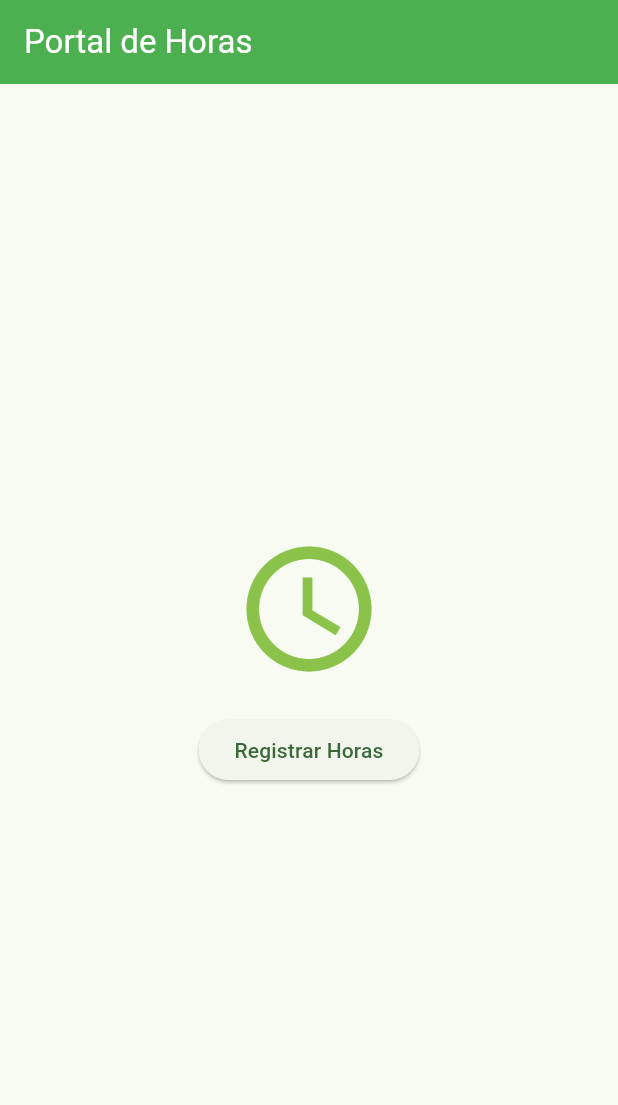
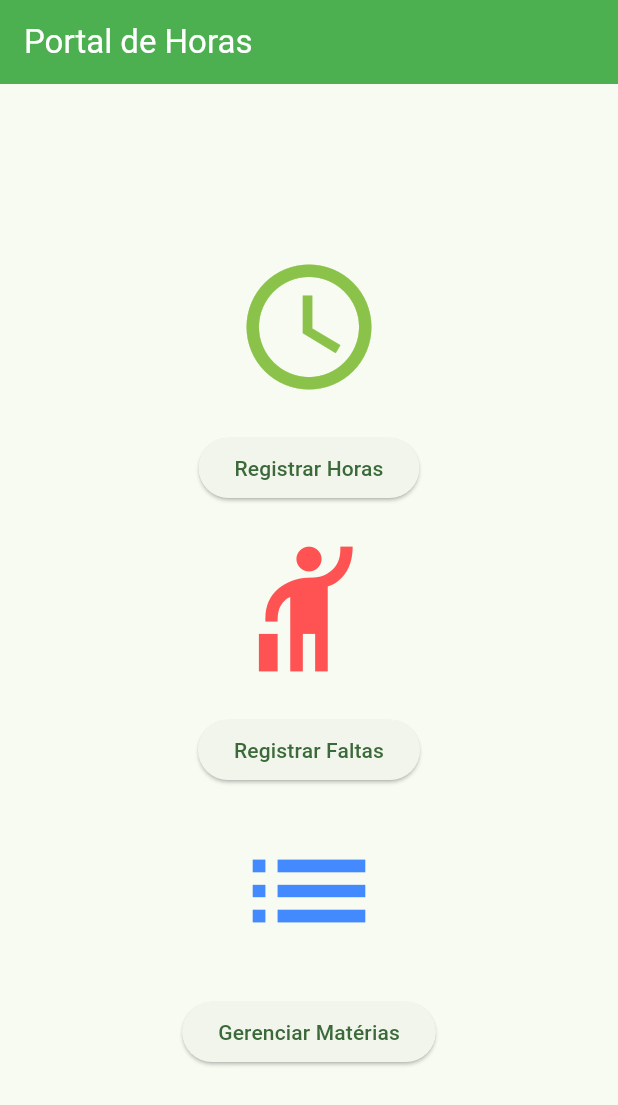
Before and after one commit to mateusback/flutter_p_2024, a Flutter app: the screen it shows after launch, on a phone screen of 412 x 824 dp. Shown: the top 1105 px of the screen. Run offline on Flutter 3.47's test engine with Material 3 defaults, Android fonts, the phone set to English and light mode, and no system bars; our stand-ins replace cloud_firestore, firebase_core, flutter_mobx, get_it, mobx; accounts and stored records are empty; generated files the repository leaves out were written again.

Commit message:
chore: Update routes and gitignore, add subject list

```diff
--- a/lib/app/database/firestore/dao/subject_dao_impl.dart
+++ b/lib/app/database/firestore/dao/subject_dao_impl.dart
@@ -1,5 +1,5 @@
 import 'package:cloud_firestore/cloud_firestore.dart';
-import 'package:flutter_p_2024/app/database/firestore/dao/mapper/subject_mapper.dart';
+import 'package:flutter_p_2024/app/database/firestore/mapper/subject_mapper.dart';
 import 'package:flutter_p_2024/app/domain/entities/subject.dart';
 import 'package:flutter_p_2024/app/domain/interfaces/subject_dao.dart';
 
@@ -7,7 +7,7 @@ class SubjectDaoImpl implements SubjectDao {
   CollectionReference? subjectCollention;
 
   SubjectDaoImpl() {
-    subjectCollention = FirebaseFirestore.instance.collection('subject');
+    subjectCollention = FirebaseFirestore.instance.collection('subjects');
   }
 
   @override
--- a/lib/app/database/firestore/dao/mapper/subject_mapper.dart
+++ b/lib/app/database/firestore/mapper/subject_mapper.dart
@@ -1,6 +1,6 @@
 import 'package:cloud_firestore/cloud_firestore.dart';
-import 'package:flutter_p_2024/app/database/firestore/dao/mapper/grade_mapper.dart';
-import 'package:flutter_p_2024/app/database/firestore/dao/mapper/miss_mapper.dart';
+import 'package:flutter_p_2024/app/database/firestore/mapper/grade_mapper.dart';
+import 'package:flutter_p_2024/app/database/firestore/mapper/miss_mapper.dart';
 import 'package:flutter_p_2024/app/domain/entities/subject.dart';
 
 class SubjectMapper {
--- a/lib/app/injection.dart
+++ b/lib/app/injection.dart
@@ -3,7 +3,7 @@ import 'package:flutter/material.dart';
 import 'package:flutter_p_2024/app/database/firestore/dao/subject_dao_impl.dart';
 import 'package:flutter_p_2024/app/domain/interfaces/subject_dao.dart';
 import 'package:flutter_p_2024/app/domain/services/subject_service.dart';
-import 'package:flutter_p_2024/firebase_options.dart';
+import 'package:flutter_p_2024/app/database/firestore/config/firebase_options.dart';
 import 'package:get_it/get_it.dart';
 
 setupInjection() async {
--- a/lib/app/my_app.dart
+++ b/lib/app/my_app.dart
@@ -1,5 +1,6 @@
 import 'package:flutter/material.dart';
 import 'package:flutter_p_2024/app/navigation/routes.dart';
+import 'package:flutter_p_2024/app/view/subject/subject_list.dart';
 
 import 'view/home_page.dart';
 
@@ -22,6 +23,7 @@ class MyApp extends StatelessWidget {
       ),
       routes: {
         Routes.HOME: (context) => HomePage(),
+        Routes.SUBJECT_LIST: (context) => SubjectList(),
       },
     );
   }
--- a/lib/app/navigation/routes.dart
+++ b/lib/app/navigation/routes.dart
@@ -1,3 +1,4 @@
 class Routes {
   static const String HOME = '/';
+  static const String SUBJECT_LIST = '/subject-list';
 }
--- a/lib/app/view/home_page.dart
+++ b/lib/app/view/home_page.dart
@@ -1,29 +1,56 @@
 import 'package:flutter/material.dart';
+import 'package:flutter_p_2024/app/navigation/routes.dart';
 
 class HomePage extends StatelessWidget {
-  const HomePage({Key? key});
+  const HomePage({super.key});
 
   @override
   Widget build(BuildContext context) {
     return Scaffold(
       appBar: AppBar(
-        title: Text('Portal de Horas'),
+        title: const Text('Portal de Horas'),
       ),
       body: Center(
         child: Column(
           mainAxisAlignment: MainAxisAlignment.center,
           children: <Widget>[
             const Icon(
-              Icons.access_time, // Ícone de relógio do Material Icons
+              Icons.access_time,
               size: 100,
               color: Colors.lightGreen,
             ),
             const SizedBox(height: 20),
             ElevatedButton(
               onPressed: () {
-                // Ação ao pressionar o botão
+                // TODO - COLOCAR AÇÃO
               },
               child: const Text('Registrar Horas'),
+            ),
+            const SizedBox(height: 20),
+            const Icon(
+              Icons.hail,
+              size: 100,
+              color: Colors.redAccent,
+            ),
+            const SizedBox(height: 20),
+            ElevatedButton(
+              onPressed: () {
+                // TODO - COLOCAR AÇÃO
+              },
+              child: const Text('Registrar Faltas'),
+            ),
+            const SizedBox(height: 20),
+            const Icon(
+              Icons.list,
+              size: 100,
+              color: Colors.blueAccent,
+            ),
+            const SizedBox(height: 20),
+            ElevatedButton(
+              onPressed: () {
+                Navigator.of(context).pushNamed(Routes.SUBJECT_LIST);
+              },
+              child: const Text('Gerenciar Matérias'),
             ),
           ],
         ),
--- a/lib/main.dart
+++ b/lib/main.dart
@@ -1,9 +1,11 @@
 import 'package:flutter/material.dart';
 import 'package:flutter_p_2024/app/injection.dart';
+import 'package:flutter_p_2024/app/tools/dabase_init.dart';
 
 import 'app/my_app.dart';
 
 void main() async {
   await setupInjection();
+  //insertTestSubject();
   runApp(const MyApp());
 }
```
Also changed, not shown: lib/app/tools/dabase_init.dart (added, +32 -0 lines), lib/app/view/subject/subject_list.dart (added, +117 -0 lines), lib/app/view/subject/subject_list_back.dart (added, +43 -0 lines), lib/app/view/widget1.dart (deleted, +0 -13 lines), lib/app/database/firestore/mapper/complementary_activity_mapper.dart (renamed from lib/app/database/firestore/dao/mapper/complementary_activity_mapper.dart), lib/app/database/firestore/mapper/grade_mapper.dart (renamed from lib/app/database/firestore/dao/mapper/grade_mapper.dart), lib/app/database/firestore/mapper/miss_mapper.dart (renamed from lib/app/database/firestore/dao/mapper/miss_mapper.dart), lib/app/view/subject/subject_list_back.g.dart (added), 1 other file.
